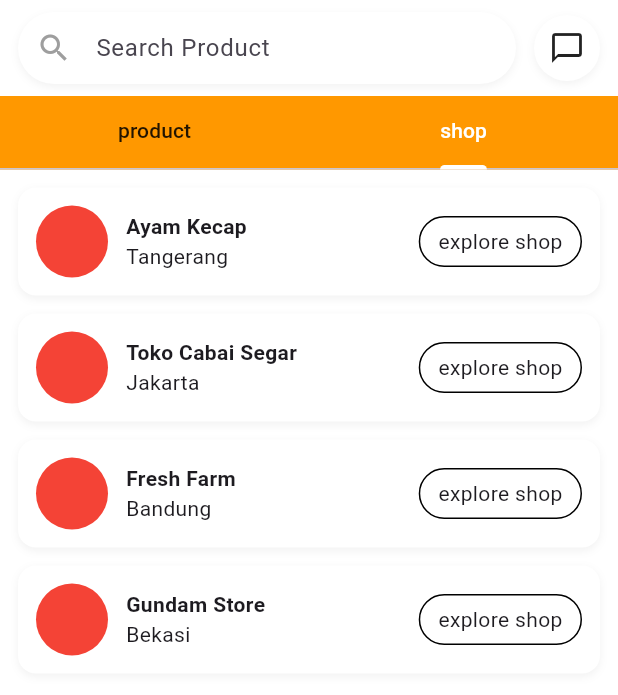
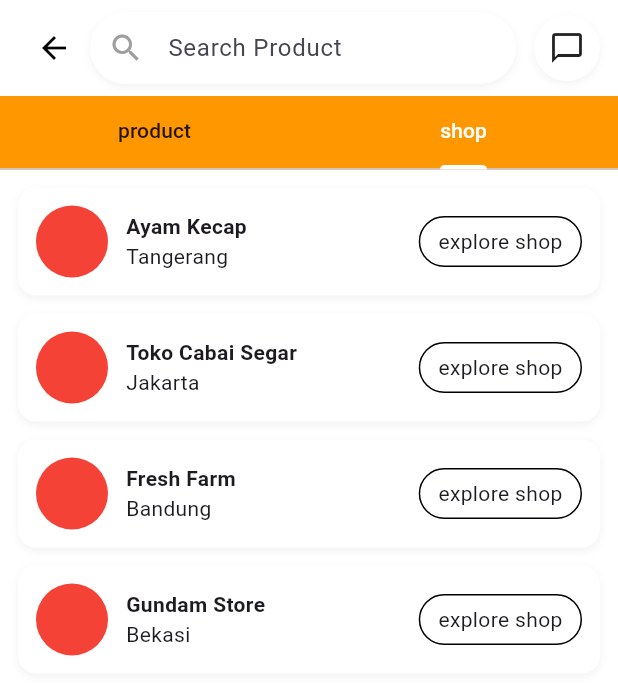
Before and after one commit to NatanaelVineDjapri/Eggsplore_Marketplace, a Flutter app: the SearchPage screen opened by its route, tab 2 chosen, on a phone screen of 412 x 824 dp. Shown: the top 695 px of the screen. Run offline on Flutter 3.47's test engine with Material 3 defaults, Android fonts, the phone set to English and light mode, and no system bars; our stand-ins replace flutter_riverpod, shared_preferences; accounts and stored records are empty; network calls fail.

Commit message:
commit 7 Edbert : adding search page

```diff
--- a/eggsplore/lib/pages/search_page.dart
+++ b/eggsplore/lib/pages/search_page.dart
@@ -18,14 +18,27 @@ class SearchPage extends StatelessWidget {
         body: SafeArea(
           child: Column(
             children: [
-              // 🔹 Top NavBar (sama kayak HomePage)
+              // 🔹 Top NavBar + tombol back khusus SearchPage
               Padding(
                 padding: const EdgeInsets.symmetric(horizontal: 12, vertical: 8),
+                child: Row(
+                  children: [
+                    // 🔙 Tombol Back
+                    IconButton(
+                      icon: const Icon(Icons.arrow_back, color: Colors.black),
+                      onPressed: () {
+                        Navigator.pop(context); // balik ke HomePage
+                      },
+                    ),
+
+                    // 🔎 Search bar
+                    Expanded(
                       child: TopNavBar(
                         onChatTap: () {
                           Navigator.push(
                             context,
-                      MaterialPageRoute(builder: (context) => const ChatPage()),
+                            MaterialPageRoute(
+                                builder: (context) => const ChatPage()),
                           );
                         },
                         onSearch: (value) {
@@ -36,6 +49,9 @@ class SearchPage extends StatelessWidget {
                             ),
                           );
                         },
+                      ),
+                    ),
+                  ],
                 ),
               ),
 
--- a/eggsplore/lib/widget/TopNavBar.dart
+++ b/eggsplore/lib/widget/TopNavBar.dart
@@ -30,8 +30,6 @@ class TopNavBar extends StatelessWidget {
               ],
             ),
             child: TextField(
-              // ❌ Jangan pakai onTap untuk langsung search
-              // biarin TextField bisa fokus & diketik
               onSubmitted: onSearch, // enter = trigger search
               decoration: const InputDecoration(
                 hintText: "Search Product",
```
Also changed, not shown: eggsplore/lib/pages/home_page.dart (+16 -6 lines), eggsplore/lib/pages/product_result_page.dart (+4 -5 lines), eggsplore/lib/pages/trending_page.dart (+19 -11 lines). Lines whose indentation alone changed are shown as unchanged.
